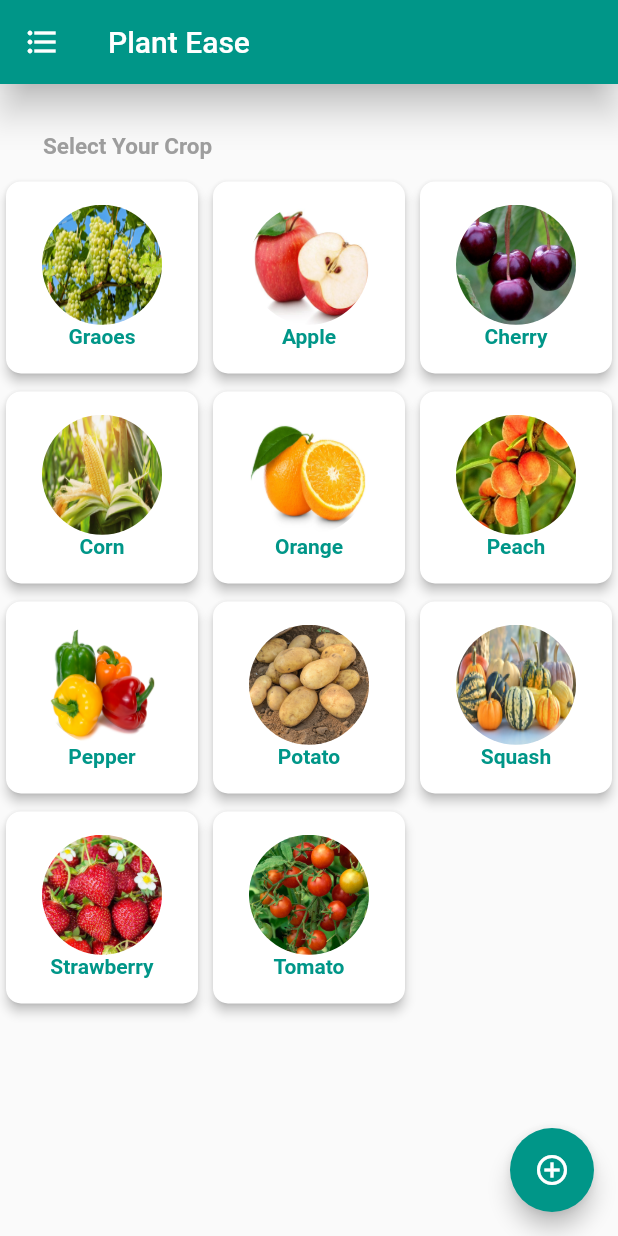
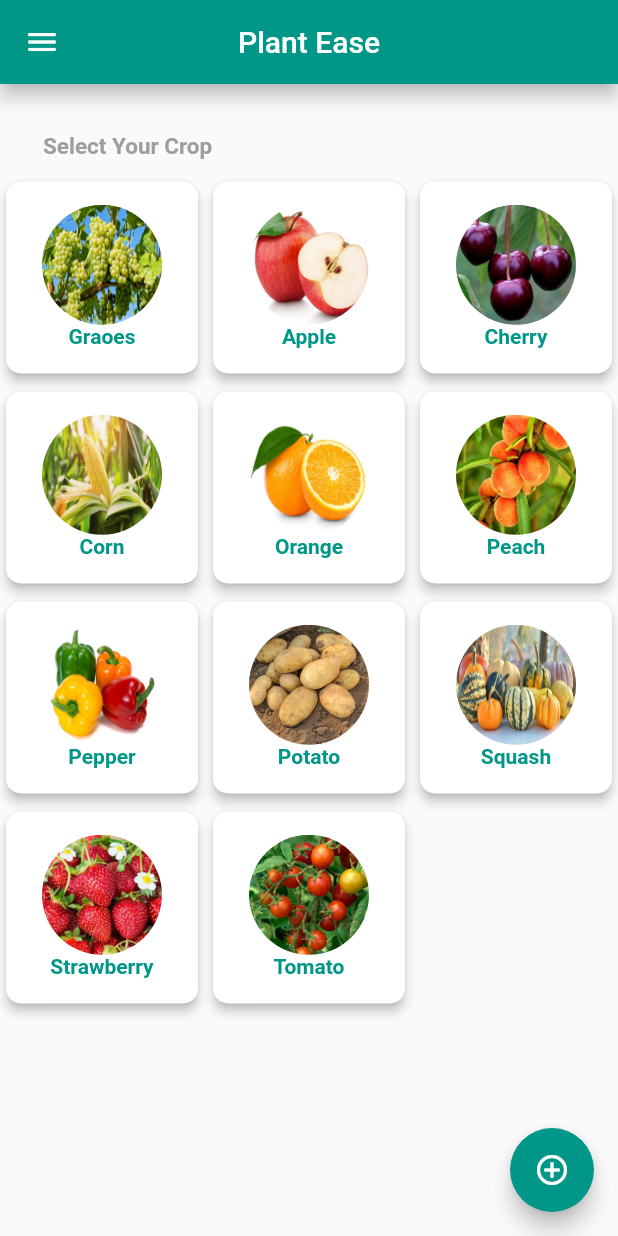
Before and after one commit to pratikjain04/PlantEase, a Flutter app: the screen it shows after launch, on a phone screen of 412 x 824 dp. Run offline on Flutter 3.47's test engine with Material 2 defaults, Android fonts, the phone set to English and light mode, and no system bars.

Commit message:
Drawer ListTile Error Fixed and Drawer button not working fixed
Signed-off-by: pratikjain04 <pratikjain0411@gmail.com>

```diff
--- a/lib/ui/screens/home.dart
+++ b/lib/ui/screens/home.dart
@@ -20,12 +20,19 @@ class _HomePageState extends State<HomePage> {
     uniHeight = MediaQuery.of(context).size.height;
 
     return Scaffold(
+        appBar: new AppBar(
+
+            backgroundColor: Colors.teal,
+            title: new Text("Plant Ease"),
+            centerTitle: true,
+            elevation: 5.0,
+           ),
+
         drawer: Drawer(
+          child: Container(
             child: Column(
-
-
               children: <Widget>[
-              new Container(
+                Container(
                   height: uniHeight / 3.25,
                   child: new Center(
                     child: new Text(
@@ -35,8 +42,8 @@ class _HomePageState extends State<HomePage> {
                   ),
                   color: Colors.teal,
                 ),
-              Padding(
-                  padding: EdgeInsetsDirectional.fromSTEB(0.0, 6.5, 0.0, 0.0)),
+                Padding(padding: EdgeInsets.only(top: uniHeight/25)),
+
                 _buildRow("Change Language", Icons.language),
                 _buildRow("How To Use The App", Icons.info_outline),
                 _buildRow("Contact Us", Icons.mail_outline),
@@ -44,17 +51,8 @@ class _HomePageState extends State<HomePage> {
               ],
             ),
           ),
-        appBar: new AppBar(
-            backgroundColor: Colors.teal,
-            title: new Text("Plant Ease"),
-            elevation: 10.0,
-            leading: IconButton(
-              onPressed: () {},
-              icon: Icon(
-                Icons.format_list_bulleted,
         ),
-              color: Colors.white,
-            )),
+
         body: Container(
           child: SingleChildScrollView(
             child: Column(
@@ -227,22 +225,20 @@ class _HomePageState extends State<HomePage> {
           ])),
     );
   }
-  Widget _buildRow(String name, IconData i)
+  Widget _buildRow(String name, IconData rowIcon)
   {
-
    return Row(
-
-
+       mainAxisAlignment: MainAxisAlignment.start,
         children: <Widget>[
-
-        ListTile(
-
+          Container(
+            width: uniWidth/1.5,
+            height: uniHeight/15,
+            child: ListTile(
               title: Text(name,style: TextStyle(color: Colors.teal),),
-          leading: Icon(i,color: Colors.teal,),
+              leading: Icon(rowIcon, color: Colors.teal,)
+            ),
           )
         ],
-
-
    );
   }
 }
```
Lines whose indentation alone changed are shown as unchanged.
